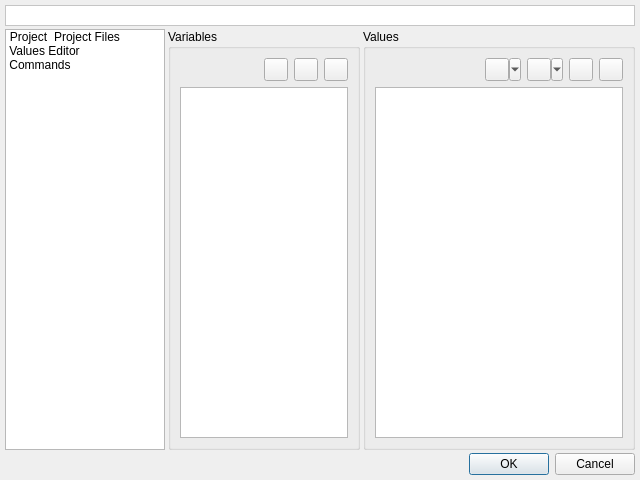
This is v2/trunk/plugins/xup/XUP/src/gui/UIXUPEditor.ui in testmana2/mks as Qt 5 draws it before an edit. The edited form follows.
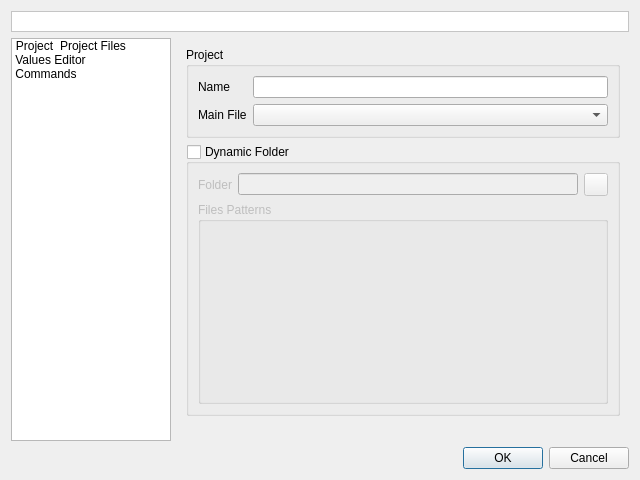
This is the edited form. The open tabs and pages were chosen to show the change. Icons and pictures are not drawn. Custom widgets are drawn as their Qt base class.

```diff
--- a/v2/trunk/plugins/xup/XUP/src/gui/UIXUPEditor.ui
+++ b/v2/trunk/plugins/xup/XUP/src/gui/UIXUPEditor.ui
@@ -14,12 +14,6 @@
    <string>XUP Project Editor</string>
   </property>
   <layout class="QGridLayout" name="gridLayout_2">
-   <property name="margin">
-    <number>5</number>
-   </property>
-   <property name="spacing">
-    <number>3</number>
-   </property>
    <item row="1" column="0">
     <widget class="QListWidget" name="lwPages">
      <property name="minimumSize">
@@ -90,13 +84,7 @@
       <number>0</number>
      </property>
      <widget class="QWidget" name="wProject">
-      <layout class="QVBoxLayout" name="verticalLayout_6">
-       <property name="spacing">
-        <number>3</number>
-       </property>
-       <property name="margin">
-        <number>0</number>
-       </property>
+      <layout class="QVBoxLayout" name="verticalLayout_2">
        <item>
         <widget class="QGroupBox" name="gbProject">
          <property name="sizePolicy">
@@ -108,9 +96,6 @@
          <property name="title">
           <string>Project</string>
          </property>
-         <property name="checkable">
-          <bool>false</bool>
-         </property>
          <layout class="QGridLayout" name="gridLayout">
           <item row="0" column="0">
            <widget class="QLabel" name="lProjectName">
@@ -125,11 +110,28 @@
           <item row="0" column="1">
            <widget class="QLineEdit" name="leProjectName"/>
           </item>
+          <item row="1" column="0">
+           <widget class="QLabel" name="lMainFile">
+            <property name="text">
+             <string>Main File</string>
+            </property>
+           </widget>
+          </item>
+          <item row="1" column="1">
+           <widget class="QComboBox" name="cbMainFile">
+            <property name="sizePolicy">
+             <sizepolicy hsizetype="Expanding" vsizetype="Fixed">
+              <horstretch>0</horstretch>
+              <verstretch>0</verstretch>
+             </sizepolicy>
+            </property>
+           </widget>
+          </item>
          </layout>
         </widget>
        </item>
        <item>
-        <widget class="pStringListEditor" name="gbDynamicFilesPatterns">
+        <widget class="QGroupBox" name="gbDynamicFolder">
          <property name="sizePolicy">
           <sizepolicy hsizetype="Preferred" vsizetype="Expanding">
            <horstretch>0</horstretch>
@@ -137,7 +139,7 @@
           </sizepolicy>
          </property>
          <property name="title">
-          <string>Dynamic Files Patterns</string>
+          <string>Dynamic Folder</string>
          </property>
          <property name="checkable">
           <bool>true</bool>
@@ -145,6 +147,46 @@
          <property name="checked">
           <bool>false</bool>
          </property>
+         <layout class="QVBoxLayout" name="verticalLayout">
+          <item>
+           <layout class="QHBoxLayout" name="hlDynamicFolder">
+            <item>
+             <widget class="QLabel" name="lDynamicFolder">
+              <property name="text">
+               <string>Folder</string>
+              </property>
+             </widget>
+            </item>
+            <item>
+             <widget class="QLineEdit" name="leDynamicFolder"/>
+            </item>
+            <item>
+             <widget class="QToolButton" name="tbDynamicFolder">
+              <property name="icon">
+               <iconset resource="../../../../../monkey/src/resources/resources.qrc">
+                <normaloff>:/listeditor/icons/listeditor/folder.png</normaloff>:/listeditor/icons/listeditor/folder.png</iconset>
+              </property>
+             </widget>
+            </item>
+           </layout>
+          </item>
+          <item>
+           <widget class="pStringListEditor" name="gbDynamicFilesPatterns">
+            <property name="sizePolicy">
+             <sizepolicy hsizetype="Preferred" vsizetype="Expanding">
+              <horstretch>0</horstretch>
+              <verstretch>0</verstretch>
+             </sizepolicy>
+            </property>
+            <property name="title">
+             <string>Files Patterns</string>
+            </property>
+            <property name="flat">
+             <bool>true</bool>
+            </property>
+           </widget>
+          </item>
+         </layout>
         </widget>
        </item>
        <item>
@@ -233,169 +275,7 @@
        </item>
       </layout>
      </widget>
-     <widget class="QWidget" name="wValuesEditor">
-      <layout class="QHBoxLayout" name="horizontalLayout">
-       <property name="spacing">
-        <number>3</number>
-       </property>
-       <property name="margin">
-        <number>0</number>
-       </property>
-       <item>
-        <widget class="QGroupBox" name="gbOthersVariables">
-         <property name="maximumSize">
-          <size>
-           <width>200</width>
-           <height>16777215</height>
-          </size>
-         </property>
-         <property name="title">
-          <string>Variables</string>
-         </property>
-         <layout class="QGridLayout" name="_2">
-          <item row="0" column="0">
-           <spacer>
-            <property name="orientation">
-             <enum>Qt::Horizontal</enum>
-            </property>
-            <property name="sizeHint" stdset="0">
-             <size>
-              <width>20</width>
-              <height>20</height>
-             </size>
-            </property>
-           </spacer>
-          </item>
-          <item row="0" column="1">
-           <widget class="QToolButton" name="tbOthersVariablesAdd">
-            <property name="toolTip">
-             <string>Add...</string>
-            </property>
-            <property name="icon">
-             <iconset resource="../../../../../monkey/src/resources/resources.qrc">
-              <normaloff>:/listeditor/icons/listeditor/add.png</normaloff>:/listeditor/icons/listeditor/add.png</iconset>
-            </property>
-           </widget>
-          </item>
-          <item row="0" column="2">
-           <widget class="QToolButton" name="tbOthersVariablesEdit">
-            <property name="toolTip">
-             <string>Edit...</string>
-            </property>
-            <property name="icon">
-             <iconset resource="../../../../../monkey/src/resources/resources.qrc">
-              <normaloff>:/listeditor/icons/listeditor/edit.png</normaloff>:/listeditor/icons/listeditor/edit.png</iconset>
-            </property>
-           </widget>
-          </item>
-          <item row="0" column="3">
-           <widget class="QToolButton" name="tbOthersVariablesRemove">
-            <property name="toolTip">
-             <string>Remove...</string>
-            </property>
-            <property name="icon">
-             <iconset resource="../../../../../monkey/src/resources/resources.qrc">
-              <normaloff>:/listeditor/icons/listeditor/remove.png</normaloff>:/listeditor/icons/listeditor/remove.png</iconset>
-            </property>
-           </widget>
-          </item>
-          <item row="1" column="0" colspan="4">
-           <widget class="QListWidget" name="lwOthersVariables">
-            <property name="editTriggers">
-             <set>QAbstractItemView::NoEditTriggers</set>
-            </property>
-            <property name="selectionBehavior">
-             <enum>QAbstractItemView::SelectRows</enum>
-            </property>
-           </widget>
-          </item>
-         </layout>
-        </widget>
-       </item>
-       <item>
-        <widget class="QGroupBox" name="gbOthersValues">
-         <property name="title">
-          <string>Values</string>
-         </property>
-         <layout class="QGridLayout" name="_3">
-          <item row="0" column="0">
-           <spacer>
-            <property name="orientation">
-             <enum>Qt::Horizontal</enum>
-            </property>
-            <property name="sizeHint" stdset="0">
-             <size>
-              <width>20</width>
-              <height>20</height>
-             </size>
-            </property>
-           </spacer>
-          </item>
-          <item row="0" column="1">
-           <widget class="QToolButton" name="tbOthersValuesAdd">
-            <property name="toolTip">
-             <string>Add...</string>
-            </property>
-            <property name="icon">
-             <iconset resource="../../../../../monkey/src/resources/resources.qrc">
-              <normaloff>:/listeditor/icons/listeditor/add.png</normaloff>:/listeditor/icons/listeditor/add.png</iconset>
-            </property>
-            <property name="popupMode">
-             <enum>QToolButton::MenuButtonPopup</enum>
-            </property>
-           </widget>
-          </item>
-          <item row="0" column="2">
-           <widget class="QToolButton" name="tbOthersValuesEdit">
-            <property name="toolTip">
-             <string>Edit...</string>
-            </property>
-            <property name="icon">
-             <iconset resource="../../../../../monkey/src/resources/resources.qrc">
-              <normaloff>:/listeditor/icons/listeditor/edit.png</normaloff>:/listeditor/icons/listeditor/edit.png</iconset>
-            </property>
-            <property name="popupMode">
-             <enum>QToolButton::MenuButtonPopup</enum>
-            </property>
-           </widget>
-          </item>
-          <item row="0" column="3">
-           <widget class="QToolButton" name="tbOthersValuesRemove">
-            <property name="toolTip">
-             <string>Remove...</string>
-            </property>
-            <property name="icon">
-             <iconset resource="../../../../../monkey/src/resources/resources.qrc">
-              <normaloff>:/listeditor/icons/listeditor/remove.png</normaloff>:/listeditor/icons/listeditor/remove.png</iconset>
-            </property>
-           </widget>
-          </item>
-          <item row="0" column="4">
-           <widget class="QToolButton" name="tbOthersValuesClear">
-            <property name="toolTip">
-             <string>Clear...</string>
-            </property>
-            <property name="icon">
-             <iconset resource="../../../../../monkey/src/resources/resources.qrc">
-              <normaloff>:/listeditor/icons/listeditor/clear.png</normaloff>:/listeditor/icons/listeditor/clear.png</iconset>
-            </property>
-           </widget>
-          </item>
-          <item row="1" column="0" colspan="5">
-           <widget class="QListWidget" name="lwOthersValues">
-            <property name="editTriggers">
-             <set>QAbstractItemView::NoEditTriggers</set>
-            </property>
-            <property name="selectionBehavior">
-             <enum>QAbstractItemView::SelectRows</enum>
-            </property>
-           </widget>
-          </item>
-         </layout>
-        </widget>
-       </item>
-      </layout>
-     </widget>
+     <widget class="VariablesEditor" name="veEditor"/>
      <widget class="CommandsEditor" name="ceEditor"/>
     </widget>
    </item>
@@ -525,6 +405,12 @@
    <header location="global">CommandsEditor.h</header>
    <container>1</container>
   </customwidget>
+  <customwidget>
+   <class>VariablesEditor</class>
+   <extends>QFrame</extends>
+   <header location="global">VariablesEditor.h</header>
+   <container>1</container>
+  </customwidget>
  </customwidgets>
  <resources>
   <include location="../resources/QMake.qrc"/>
```
Left out of the diff: 9 changed lines with no effect on the pictures.
